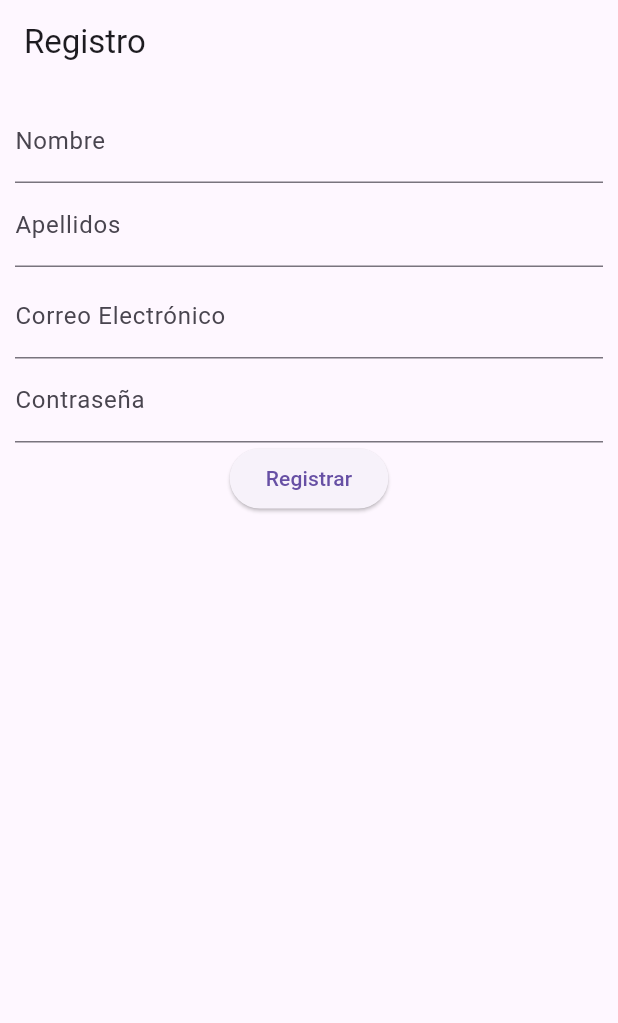
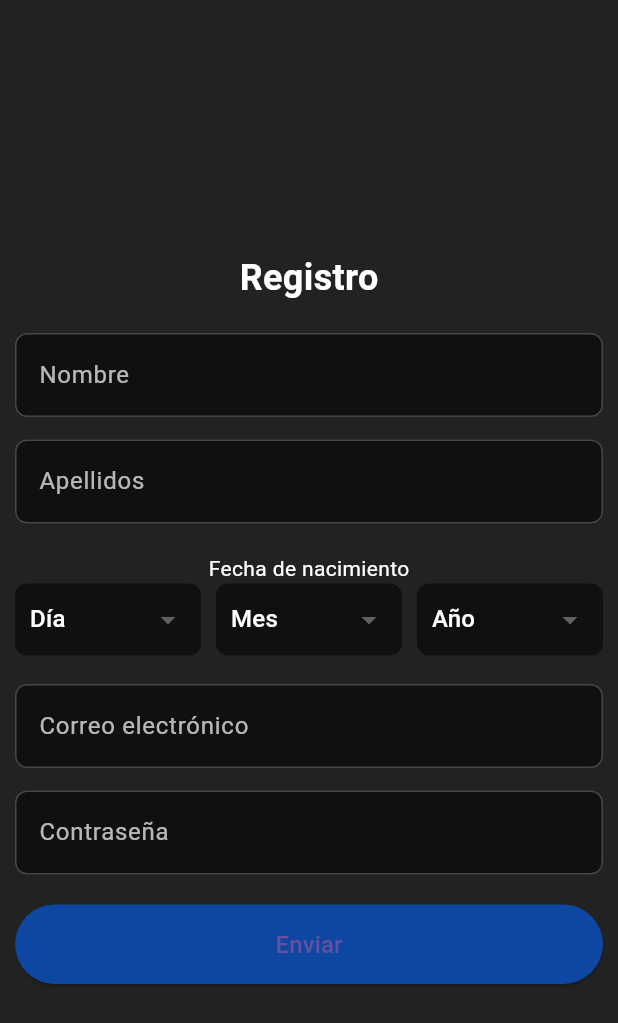
Before and after one commit to emmayforeveralone/PI_ENCENCIDO_IA, a Flutter app: the screen it shows after launch, on a phone screen of 412 x 824 dp. Shown: the top 1023 px of the screen. Run offline on Flutter 3.47's test engine with Material 3 defaults, Android fonts, the light colour scheme and no system bars.

Commit message:
carpetas a trabajar

```diff
--- a/lib/Registro/formRegistro.dart
+++ b/lib/Registro/formRegistro.dart
@@ -1,5 +1,4 @@
 import 'package:flutter/material.dart';
-
 
 class Formregistro extends StatefulWidget {
   const Formregistro({super.key});
@@ -9,52 +8,132 @@ class Formregistro extends StatefulWidget {
 }
 
 class _FormregistroState extends State<Formregistro> {
+
+
+
   @override
   Widget build(BuildContext context) {
-    return  Scaffold(
-      appBar: AppBar(
-        title: const Text('Registro'),
-      ),
-      body: Padding(padding: EdgeInsets.all(10),
-        child: Form(
-            child: Column(children: [
+    return Scaffold(
+      backgroundColor: Colors.black87,
+      body: Center(
+        child: Padding(
+          padding: EdgeInsets.all(10.0),
+          child: Column(
+            mainAxisAlignment: MainAxisAlignment.center,
+            children: [
+              Text(
+                'Registro',
+                style: TextStyle(
+                  color: Colors.white,
+                  fontSize: 24,
+                  fontWeight: FontWeight.bold,
+                ),
+              ),
+
+              SizedBox(height: 20),
               TextFormField(
-                controller: null,
                 decoration: InputDecoration(
                   labelText: 'Nombre',
-                  hintText: 'Escribe tu nombre',
+                  labelStyle: TextStyle(color: Colors.white70),
+                  filled: true,
+                  fillColor: Colors.black54,
+                  border: OutlineInputBorder(
+                    borderRadius: BorderRadius.circular(8),
+                  ),
                 ),
               ),
+              SizedBox(height: 15),
               TextFormField(
                 decoration: InputDecoration(
                   labelText: 'Apellidos',
-                  hintText: 'Escribe tus apellidos',
+                  labelStyle: TextStyle(color: Colors.white70),
+                  filled: true,
+                  fillColor: Colors.black54,
+                  border: OutlineInputBorder(
+                    borderRadius: BorderRadius.circular(8),
+                  ),
                 ),
               ),
-
-              SizedBox(height: 5),
+              SizedBox(height: 20),
+              Text(
+                'Fecha de nacimiento',
+                style: TextStyle(color: Colors.white),
+              ),
+              Row(
+                children: [
+                  Expanded(child: _buildDropdown(['Día'])),
+                  SizedBox(width: 10),
+                  Expanded(child: _buildDropdown(['Mes'])),
+                  SizedBox(width: 10),
+                  Expanded(child: _buildDropdown(['Año'])),
+                ],
+              ),
+              SizedBox(height: 19),
               TextFormField(
                 decoration: InputDecoration(
-                  labelText: 'Correo Electrónico',
-                  hintText: 'Escribe tu correo',
+                  labelText: 'Correo electrónico',
+                  labelStyle: TextStyle(color: Colors.white70),
+                  filled: true,
+                  fillColor: Colors.black54,
+                  border: OutlineInputBorder(
+                    borderRadius: BorderRadius.circular(8),
+                  ),
                 ),
               ),
+              SizedBox(height: 15),
               TextFormField(
                 decoration: InputDecoration(
                   labelText: 'Contraseña',
-                  hintText: 'Escribe tu contraseña',
+                  labelStyle: TextStyle(color: Colors.white70),
+                  filled: true,
+                  fillColor: Colors.black54,
+                  border: OutlineInputBorder(
+                    borderRadius: BorderRadius.circular(8),
+                  ),
+                ),
+                obscureText: true,
+              ),
+              SizedBox(height: 20),
+              SizedBox(
+                width: double.infinity,
+                child: ElevatedButton(
+                  onPressed: () {},
+                  style: ElevatedButton.styleFrom(
+                    padding: EdgeInsets.symmetric(vertical: 15),
+                    backgroundColor: Colors.blue.shade900,
+                  ),
+                  child: Text('Enviar', style: TextStyle(fontSize: 16),selectionColor: Colors.white,),
                 ),
               ),
-
-              ElevatedButton(
-                onPressed: () {
-                  // Validate will return true if the form is valid, or false if
-                  // the form is invalid.
-                },
-                child: const Text('Registrar'),
-              ),
-            ],)),
+            ],
+          ),
+        ),
       ),
     );
   }
+
+
+  Widget _buildDropdown(List<String> items) {
+    return Container(
+      padding: EdgeInsets.symmetric(horizontal: 10),
+      decoration: BoxDecoration(
+        color: Colors.black54,
+        borderRadius: BorderRadius.circular(8),
+      ),
+      child: DropdownButton<String>(
+        isExpanded: true,
+        value: items.first,
+        items: items.map((String value) {
+          return DropdownMenuItem<String>(
+            value: value,
+            child: Text(value, style: TextStyle(color: Colors.white)),
+          );
+        }).toList(),
+        onChanged: (String? newValue) {},
+        dropdownColor: Colors.black54,
+        underline: SizedBox(),
+      ),
+    );
+  }
+
 }
```
Also changed, not shown: lib/AgregarUsuario/hi.dart (added), lib/Login/hi.dart (added).
